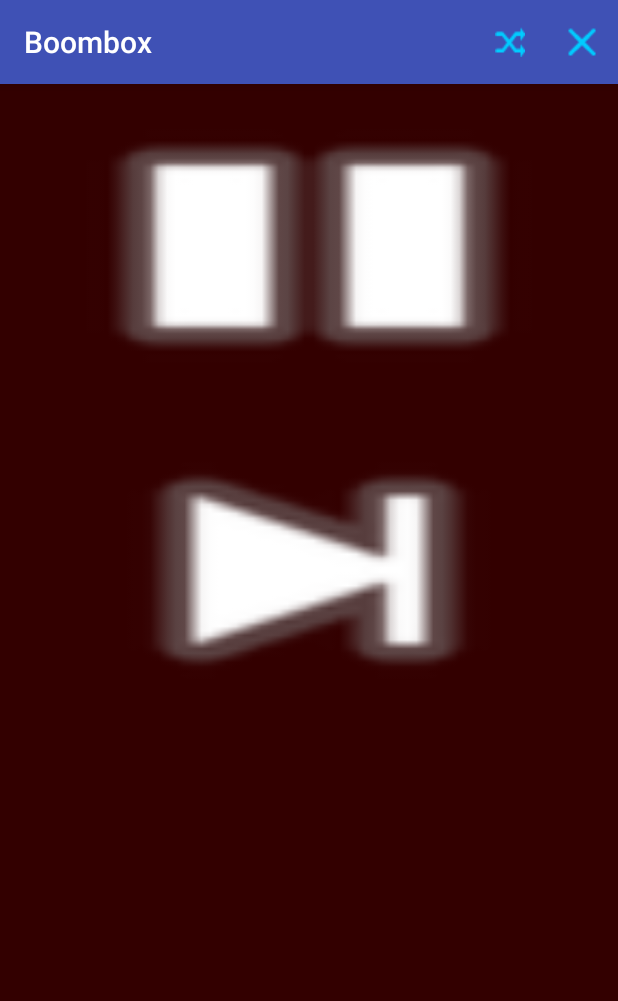
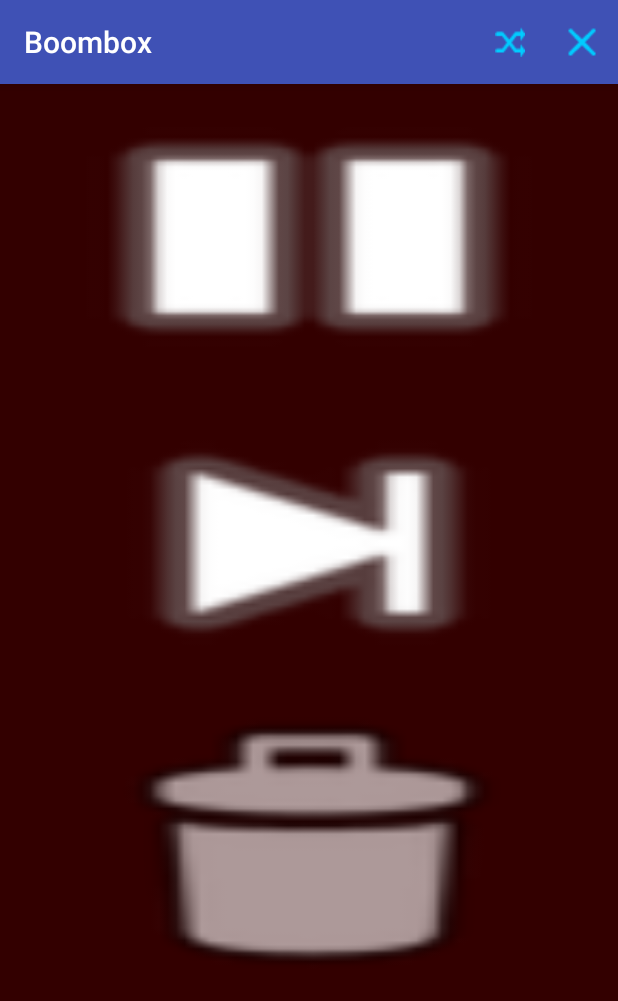
Before and after one commit to GitMeGet/Boombox, an Android app: the screen it shows after launch (MainActivity), on a phone screen of 412 x 824 dp. Shown: the top 1001 px of the screen. Run offline under Robolectric (Android 15) with nearby library versions, the light colour scheme and no system bars; 4 statements that could not run were skipped.

Commit message:
Add button_delete_song stub - no songs are actually deleted yet

```diff
--- a/app/src/main/java/com/example/yupeng/boombox/MainActivity.java
+++ b/app/src/main/java/com/example/yupeng/boombox/MainActivity.java
@@ -82,8 +82,15 @@ public class MainActivity extends AppCompatActivity {
             }
         });
 
+        final Button button_delete_song = (Button) findViewById(R.id.button_delete_song);
+        button_delete_song.setBackgroundResource(R.drawable.ic_menu_delete);
 
-
+        button_delete_song.setOnClickListener(new View.OnClickListener() {
+            public void onClick(View v) {
+                Toast.makeText(getApplicationContext(), "Delete Song",
+                        Toast.LENGTH_SHORT).show();
+            }
+        });
 
         if (Build.VERSION.SDK_INT >= Build.VERSION_CODES.M) {
 
--- a/app/src/main/res/layout/activity_main.xml
+++ b/app/src/main/res/layout/activity_main.xml
@@ -20,8 +20,11 @@
         android:layout_height="wrap_content"
         android:layout_weight="0.25" />
 
+    <Button
+        android:id="@+id/button_delete_song"
         android:layout_width="match_parent"
-        android:layout_weight="0.35" />
+        android:layout_height="wrap_content"
+        android:layout_weight="0.25" />
 
 
 </LinearLayout>
```
Also changed, not shown: app/src/main/res/drawable/ic_menu_delete.png (added).
